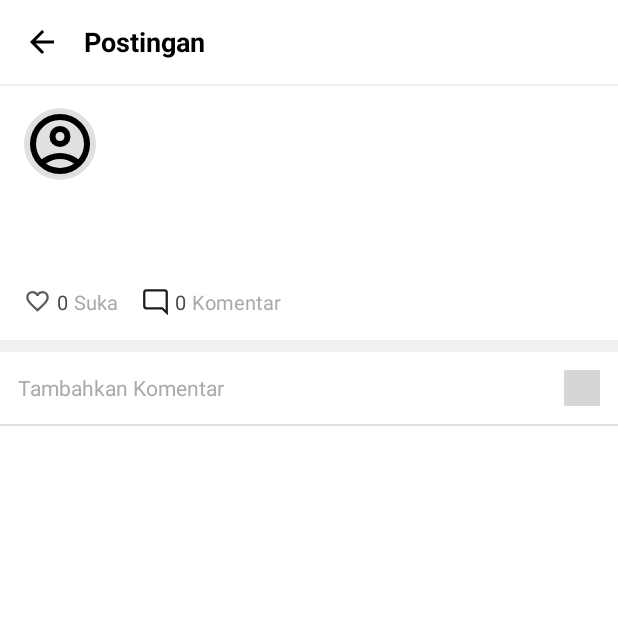
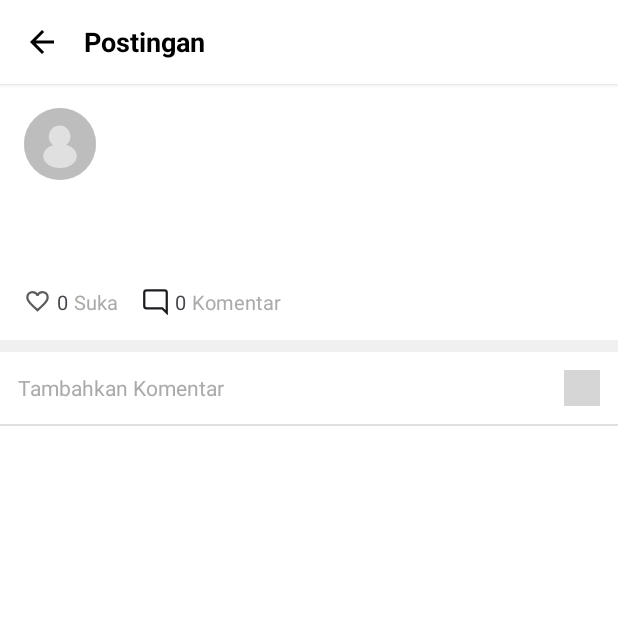
Before and after one commit to andhikaputraaaa/HearU, an Android app: the DetailPostActivity screen opened directly, with no data from a screen before it, on a phone screen of 412 x 824 dp, the top half of it. Run offline under Robolectric (Android 15) with nearby library versions, the light colour scheme and no system bars; our stand-ins replace Firebase (no records; nobody signed in at launch, a user with empty details on screens opened directly); 1 statement that could not run was skipped; grey boxes are pictures that could not be loaded.

Commit message:
fixing detailpost

```diff
--- a/app/src/main/res/drawable/ic_default_profile.xml
+++ /dev/null
@@ -1,5 +0,0 @@
-<vector xmlns:android="http://schemas.android.com/apk/res/android" android:height="24dp" android:tint="#000000" android:viewportHeight="960" android:viewportWidth="960" android:width="24dp">
-
-    <path android:fillColor="@android:color/white" android:pathData="M234,684Q285,645 348,622.5Q411,600 480,600Q549,600 612,622.5Q675,645 726,684Q761,643 780.5,591Q800,539 800,480Q800,347 706.5,253.5Q613,160 480,160Q347,160 253.5,253.5Q160,347 160,480Q160,539 179.5,591Q199,643 234,684ZM480,520Q421,520 380.5,479.5Q340,439 340,380Q340,321 380.5,280.5Q421,240 480,240Q539,240 579.5,280.5Q620,321 620,380Q620,439 579.5,479.5Q539,520 480,520ZM480,880Q397,880 324,848.5Q251,817 197,763Q143,709 111.5,636Q80,563 80,480Q80,397 111.5,324Q143,251 197,197Q251,143 324,111.5Q397,80 480,80Q563,80 636,111.5Q709,143 763,197Q817,251 848.5,324Q880,397 880,480Q880,563 848.5,636Q817,709 763,763Q709,817 636,848.5Q563,880 480,880ZM480,800Q533,800 580,784.5Q627,769 666,740Q627,711 580,695.5Q533,680 480,680Q427,680 380,695.5Q333,711 294,740Q333,769 380,784.5Q427,800 480,800ZM480,440Q506,440 523,423Q540,406 540,380Q540,354 523,337Q506,320 480,320Q454,320 437,337Q420,354 420,380Q420,406 437,423Q454,440 480,440ZM480,380Q480,380 480,380Q480,380 480,380Q480,380 480,380Q480,380 480,380Q480,380 480,380Q480,380 480,380Q480,380 480,380Q480,380 480,380ZM480,740Q480,740 480,740Q480,740 480,740Q480,740 480,740Q480,740 480,740Q480,740 480,740Q480,740 480,740Q480,740 480,740Q480,740 480,740Z"/>
-
-</vector>
--- a/app/src/main/res/layout/activity_daftar.xml
+++ b/app/src/main/res/layout/activity_daftar.xml
@@ -23,7 +23,7 @@
         android:layout_width="match_parent"
         android:layout_height="wrap_content"
         android:layout_below="@id/btnBack"
-        android:layout_marginTop="40dp"
+        android:layout_marginTop="80dp"
         android:layout_marginStart="24dp"
         android:layout_marginEnd="24dp"
         android:orientation="vertical">
--- a/app/src/main/res/layout/activity_detail_post.xml
+++ b/app/src/main/res/layout/activity_detail_post.xml
@@ -67,7 +67,7 @@
                         android:id="@+id/ivPostProfile"
                         android:layout_width="48dp"
                         android:layout_height="48dp"
-                        android:src="@drawable/ic_default_profile"
+                        android:src="@drawable/ic_photo_profile"
                         android:background="@drawable/circle_background"/>
 
                     <LinearLayout
@@ -221,8 +221,9 @@
                 android:id="@+id/recyclerViewComments"
                 android:layout_width="match_parent"
                 android:layout_height="wrap_content"
-                android:nestedScrollingEnabled="false"
-                android:padding="16dp"/>
+                android:layout_weight="1"
+                android:overScrollMode="never"
+                android:scrollbars="vertical"/>
         </LinearLayout>
     </ScrollView>
 
--- a/app/src/main/res/layout/activity_masuk.xml
+++ b/app/src/main/res/layout/activity_masuk.xml
@@ -43,7 +43,7 @@
             android:layout_width="wrap_content"
             android:layout_height="wrap_content"
             android:layout_marginTop="8dp"
-            android:text="Lorem ipsum dolor sit amet, consectetur adipiscing elit. Integer feugiat vitae sem eget mollis."
+            android:text="@string/masuk_desc"
             android:textColor="@android:color/white"
             android:textSize="14sp"
             android:lineSpacingExtra="4dp" />
--- a/app/src/main/res/layout/item_comment.xml
+++ b/app/src/main/res/layout/item_comment.xml
@@ -9,7 +9,7 @@
         android:id="@+id/ivCommentProfile"
         android:layout_width="36dp"
         android:layout_height="36dp"
-        android:src="@drawable/ic_default_profile"
+        android:src="@drawable/ic_photo_profile"
         android:scaleType="centerCrop"
         android:background="@drawable/circle_background" />
 
--- a/app/src/main/res/layout/item_post.xml
+++ b/app/src/main/res/layout/item_post.xml
@@ -11,7 +11,7 @@
         android:id="@+id/ivProfile"
         android:layout_width="40dp"
         android:layout_height="40dp"
-        android:src="@drawable/ic_default_profile"
+        android:src="@drawable/ic_photo_profile"
         android:scaleType="centerCrop"
         android:background="@drawable/circle_background"
         app:layout_constraintTop_toTopOf="parent"
--- a/app/src/main/res/values/strings.xml
+++ b/app/src/main/res/values/strings.xml
@@ -4,6 +4,7 @@
     <string name="welcome">Selamat Datang</string>
     <string name="welcome_desc">Selamat datang di HearU! Di sini, kamu memiliki ruang aman untuk bercerita, mengungkapkan isi hati, atau sekadar berbagi tanpa rasa takut dihakimi. Ingat, kamu tidak sendirian. HearU hadir untuk mendengarkan, menemanimu, dan memberi tempat di mana setiap cerita berarti.</string>
     <string name="masuk">Masuk</string>
+    <string name="masuk_desc">Sudah membuat akun sebelumnya? Mari mulai bercerita, kami komunitas HearU sudah siap mendengarkan ceritamu!</string>
     <string name="daftar">Daftar</string>
     <string name="daftar_desc">Ayo buat akun Anda dan kami siap mendengarkan ceritamu!</string>
     <string name="back">Kembali</string>
```
Also changed, not shown: app/src/main/java/com/innovape/hearuapp/DetailPostActivity.kt (+13 -5 lines).
